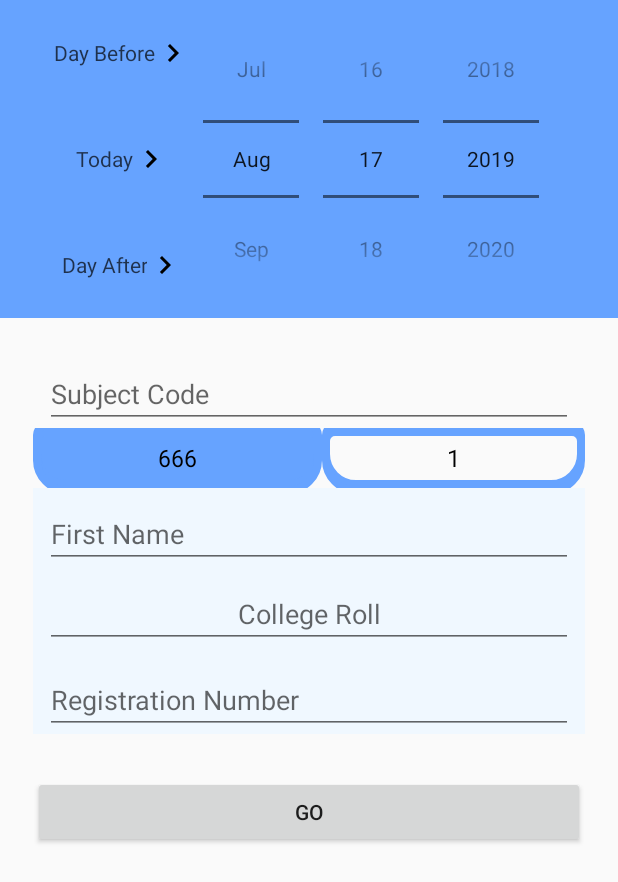
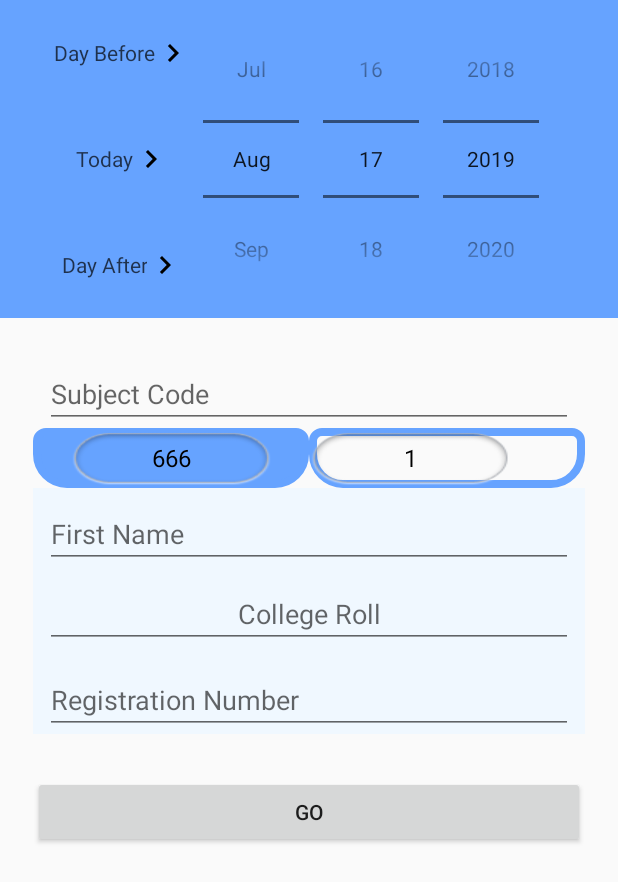
Before and after one commit to MBayazid/CPIK_Present_System, an Android app: the Create_Student screen opened directly, with no data from a screen before it, on a phone screen of 412 x 824 dp. Shown: the top 882 px of the screen. Run offline under Robolectric (Android 15) with nearby library versions, the light colour scheme and no system bars; our stand-ins replace Firebase (no records; nobody signed in at launch, a user with empty details on screens opened directly).

Commit message:
Student Panel new 2

```diff
--- a/app/src/main/res/layout/list_view_item_customized.xml
+++ b/app/src/main/res/layout/list_view_item_customized.xml
@@ -4,7 +4,7 @@
         android:id="@android:id/text1"
         style="?attr/spinnerDropDownItemStyle"
         android:singleLine="true"
-        android:layout_width="match_parent"
-        android:layout_height="?attr/dropdownListPreferredItemHeight"
+        android:layout_width="wrap_content"
+        android:layout_height="wrap_content"
         android:ellipsize="marquee"
-        android:background="@drawable/button_background_1" />
+     android:background="@drawable/switch_frame" />
--- a/app/src/main/res/values/strings.xml
+++ b/app/src/main/res/values/strings.xml
@@ -57,6 +57,8 @@
     <string name="editalreadytakenattendance">Edit Already Taken Attendance</string>
     <string name="view_attendance_book">View Attendance Book</string>
     <string name="get_single_student_query_report">Get Single Student Query Report</string>
+    <string name="begin_class">Begin Class</string>
+    <string name="get_class_report">Get Class Report</string>
 
 
 </resources>
--- a/librarycpik/src/main/java/com/bayazid/librarycpik/ToggleSwitchView/SwitchButton2.java
+++ b/librarycpik/src/main/java/com/bayazid/librarycpik/ToggleSwitchView/SwitchButton2.java
@@ -28,9 +28,9 @@ import com.bayazid.librarycpik.R;
 
 
 /**
- * FileName: $ClassName$
- * Author: $username$
- * Time: $date$ $time$
+ * FileName: $CpikApp$
+ * Author: $Bayazid$
+ * Time: $2019$ $nun$
  * Desc: TODO
  */
 public class SwitchButton2  extends CompoundButton {
--- a/librarycpik/src/main/res/drawable/ic_refresh_black.xml
+++ b/librarycpik/src/main/res/drawable/ic_refresh_black.xml
@@ -4,6 +4,6 @@
         android:viewportWidth="24.0"
         android:viewportHeight="24.0">
     <path
-        android:fillColor="#FF9800"
+        android:fillColor="#FFFFFF"
         android:pathData="M17.65,6.35C16.2,4.9 14.21,4 12,4c-4.42,0 -7.99,3.58 -7.99,8s3.57,8 7.99,8c3.73,0 6.84,-2.55 7.73,-6h-2.08c-0.82,2.33 -3.04,4 -5.65,4 -3.31,0 -6,-2.69 -6,-6s2.69,-6 6,-6c1.66,0 3.14,0.69 4.22,1.78L13,11h7V4l-2.35,2.35z"/>
 </vector>
--- a/librarycpik/src/main/res/drawable/selector_switch_state.xml
+++ b/librarycpik/src/main/res/drawable/selector_switch_state.xml
@@ -1,5 +1,5 @@
 <?xml version="1.0" encoding="utf-8"?>
 <selector xmlns:android="http://schemas.android.com/apk/res/android">
     <item android:state_enabled="false" android:drawable="@drawable/switch_state_disable"/>
-    <item android:drawable="@drawable/switch_state_normal"/>
+    <item android:drawable="@drawable/switch_state_disable"/>
 </selector>
```
Also changed, not shown: app/src/main/res/layout/activity_teacher__class_type.xml (+7 -4 lines), librarycpik/src/main/res/drawable/ic_success_dialog.xml (renamed from app/src/main/res/drawable/ic_success_dialog.xml), librarycpik/src/main/res/drawable/switch_state_normal.png (deleted).
